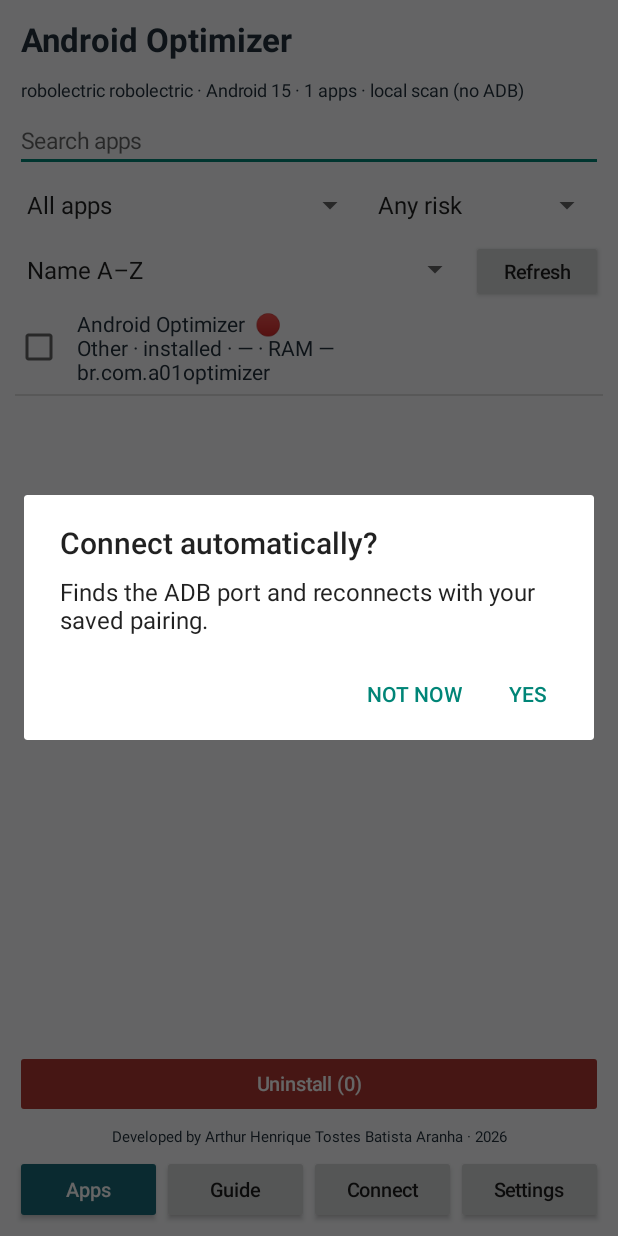
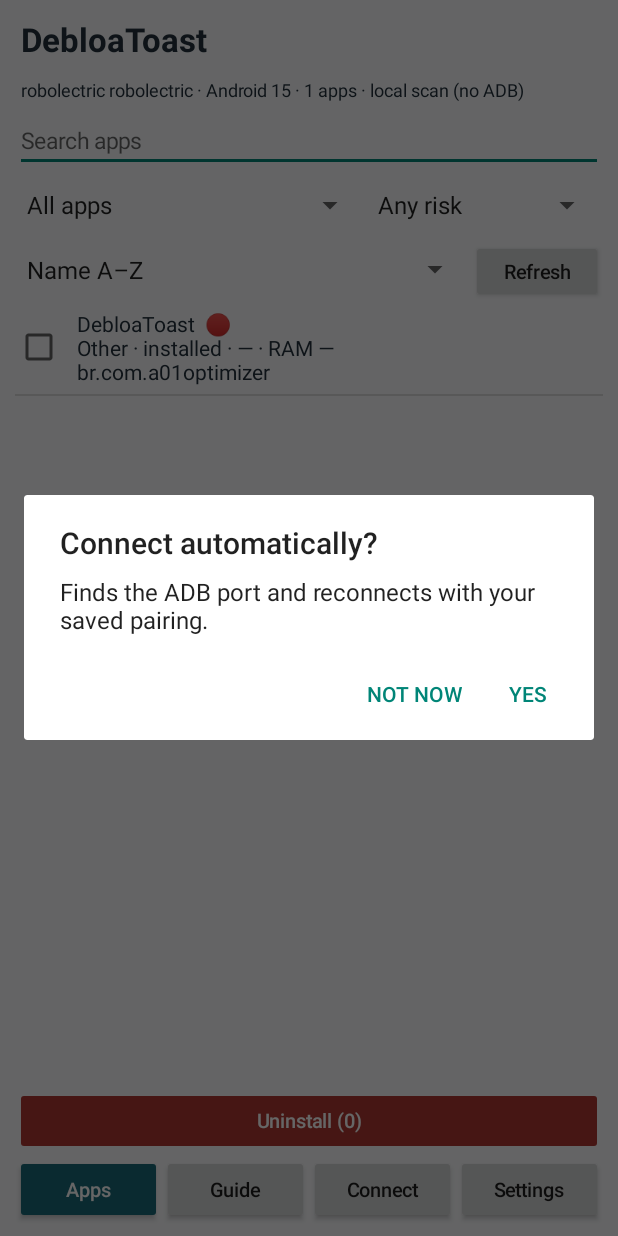
Before and after one commit to arthurhenriquetb/A01-Optimizer, an Android app: the screen it shows after launch (DashboardActivity), on a phone screen of 412 x 824 dp. Run offline under Robolectric (Android 15) with nearby library versions, the phone set to English and light mode, and no system bars.

Commit message:
Finalize DebloaToast v0.10: rebrand, remove personal credits, publish single release

```diff
--- a/app/build.gradle.kts
+++ b/app/build.gradle.kts
@@ -17,8 +17,8 @@ android {
         applicationId = "br.com.a01optimizer.v08"
         minSdk = 29
         targetSdk = 32
-        versionCode = 11
-        versionName = "0.10.0-guided"
+        versionCode = 13
+        versionName = "0.10.0"
     }
     packaging { resources { excludes.add("META-INF/LICENSE.md") } }
     compileOptions {
--- a/app/src/main/AndroidManifest.xml
+++ b/app/src/main/AndroidManifest.xml
@@ -7,7 +7,7 @@
     <uses-permission android:name="android.permission.QUERY_ALL_PACKAGES" />
     <uses-permission android:name="android.permission.PACKAGE_USAGE_STATS" />
     <application
-        android:label="Android Optimizer"
+        android:label="DebloaToast"
         android:icon="@android:drawable/ic_menu_manage"
         android:allowBackup="false"
         android:usesCleartextTraffic="false"
--- a/app/src/main/java/br/com/a01optimizer/DashboardActivity.kt
+++ b/app/src/main/java/br/com/a01optimizer/DashboardActivity.kt
@@ -157,7 +157,7 @@ class DashboardActivity : Activity() {
             setBackgroundColor(Color.rgb(250, 251, 253))
             setPadding(10.dp(), 6.dp(), 10.dp(), 8.dp())
         }
-        val title = label("Android Optimizer", 22f, true)
+        val title = label("DebloaToast", 22f, true)
         root.addView(title)
         statusLabel = label(deviceStatus(), 12f)
         root.addView(statusLabel)
@@ -170,11 +170,6 @@ class DashboardActivity : Activity() {
             Tab.TOOLS -> showTools(content)
             Tab.SETTINGS -> showSettings(content)
         }
-
-        val credit = label(tr("Developed by Arthur Henrique Tostes Batista Aranha · 2026",
-            "Desenvolvido por Arthur Henrique Tostes Batista Aranha · 2026"), 10f)
-        credit.gravity = Gravity.CENTER
-        root.addView(credit)
 
         val nav = LinearLayout(this).apply { orientation = LinearLayout.HORIZONTAL }
         val tabs = listOf(
@@ -435,7 +430,7 @@ class DashboardActivity : Activity() {
         })
         content.addView(label(tr("Required to sort by full app size.",
             "Necessário para ordenar pelo tamanho completo."), 12f))
-        content.addView(label("Android Optimizer v0.10 · universal", 15f, true))
+        content.addView(label("DebloaToast v0.10", 15f, true))
     }
 
     private fun setLanguage(code: String) {
--- a/app/src/main/java/br/com/a01optimizer/PairingReceiver.kt
+++ b/app/src/main/java/br/com/a01optimizer/PairingReceiver.kt
@@ -40,8 +40,8 @@ class PairingReceiver : BroadcastReceiver() {
                 context.getSharedPreferences("a01", Context.MODE_PRIVATE)
                     .edit().putBoolean("paired", true).apply()
                 result(context, translated(context, "Paired", "Pareado"),
-                    translated(context, "Return to Android Optimizer and connect.",
-                        "Volte ao Android Optimizer e conecte."))
+                    translated(context, "Return to DebloaToast and connect.",
+                        "Volte ao DebloaToast e conecte."))
             } catch (ex: Exception) {
                 result(context, translated(context, "Pairing failed", "Falha no pareamento"),
                     ex.message ?: translated(context, "Check port and code", "Confira porta e código"))
@@ -74,7 +74,7 @@ class PairingReceiver : BroadcastReceiver() {
                 .addRemoteInput(reply).build()
             manager(ctx).notify(PAIR_NOTIFICATION, Notification.Builder(ctx, CHANNEL)
                 .setSmallIcon(android.R.drawable.stat_sys_upload)
-                .setContentTitle(translated(ctx, "Pair Android Optimizer", "Parear Android Optimizer"))
+                .setContentTitle(translated(ctx, "Pair DebloaToast", "Parear DebloaToast"))
                 .setContentText(translated(ctx, "Reply with CODE (or PORT CODE if needed).",
                     "Responda com CÓDIGO (ou PORTA CÓDIGO)."))
                 .addAction(action)
```
Also changed, not shown: app/src/main/java/br/com/a01optimizer/SetupActivity.kt (+6 -6 lines), 9 other files.
